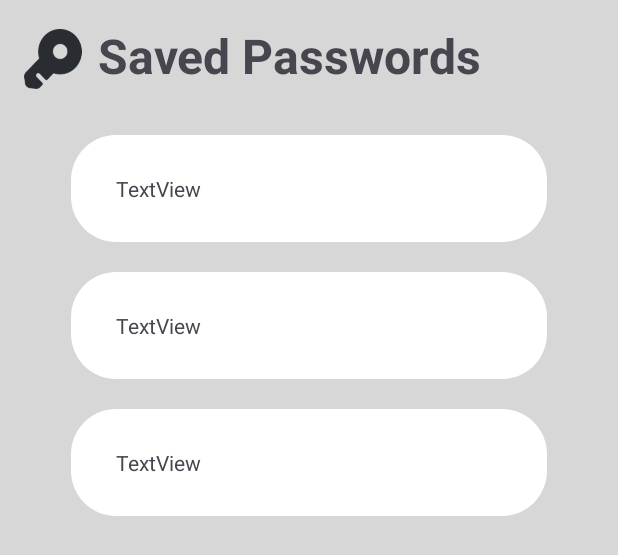
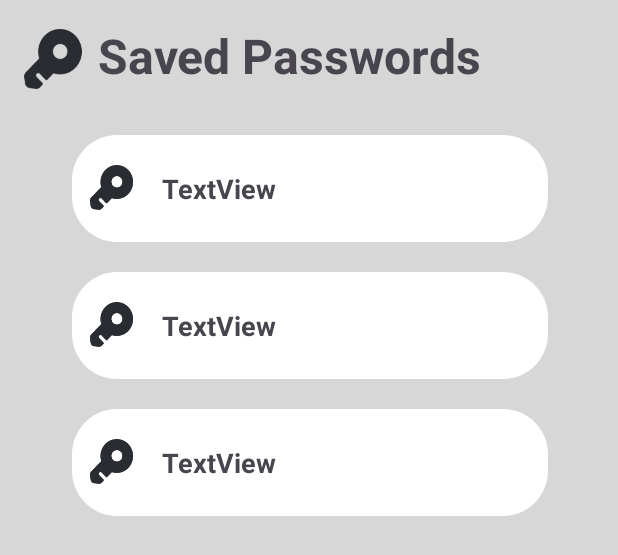
Before and after one commit to RiteshBorse/passwords-android, an Android app: the layout activity_savepassword1.xml on its own in the app's theme, with its tools: preview values and no code run, on a phone screen of 412 x 824 dp. Shown: the top 555 px of the screen. Run offline under Robolectric (Android 15) with nearby library versions, the phone set to English and light mode, and no system bars.

Commit message:
Key Logo added to card view

```diff
--- a/app/src/main/res/layout/card_view.xml
+++ b/app/src/main/res/layout/card_view.xml
@@ -1,9 +1,11 @@
 <?xml version="1.0" encoding="utf-8"?>
 <androidx.constraintlayout.widget.ConstraintLayout xmlns:android="http://schemas.android.com/apk/res/android"
     xmlns:app="http://schemas.android.com/apk/res-auto"
+    xmlns:tools="http://schemas.android.com/tools"
     android:layout_width="match_parent"
     android:layout_height="wrap_content"
-    android:layout_margin="10dp">
+    android:layout_margin="10dp"
+    android:background="@color/grey">
 
     <TextView
         android:id="@+id/textView"
@@ -11,9 +13,26 @@
         android:layout_height="wrap_content"
         android:background="@drawable/text_background"
         android:gravity="center_vertical"
+        android:paddingLeft="60dp"
         android:text="TextView"
-        android:paddingLeft="30dp"
+        android:textSize="18dp"
+        android:textStyle="bold"
+        app:layout_constraintBottom_toBottomOf="parent"
         app:layout_constraintEnd_toEndOf="parent"
-        app:layout_constraintHorizontal_bias="0.5"
-        app:layout_constraintStart_toStartOf="parent" />
+        app:layout_constraintHorizontal_bias="0.506"
+        app:layout_constraintStart_toStartOf="parent"
+        app:layout_constraintTop_toTopOf="parent"
+        app:layout_constraintVertical_bias="0.0" />
+
+    <ImageView
+        android:id="@+id/imageView"
+        android:layout_width="30dp"
+        android:layout_height="30dp"
+android:layout_marginLeft="49dp"
+        app:layout_constraintBottom_toBottomOf="parent"
+        app:layout_constraintStart_toStartOf="parent"
+        app:layout_constraintTop_toTopOf="parent"
+        app:layout_constraintVertical_bias="0.487"
+        app:srcCompat="@drawable/key_logo" />
+
 </androidx.constraintlayout.widget.ConstraintLayout>
```
